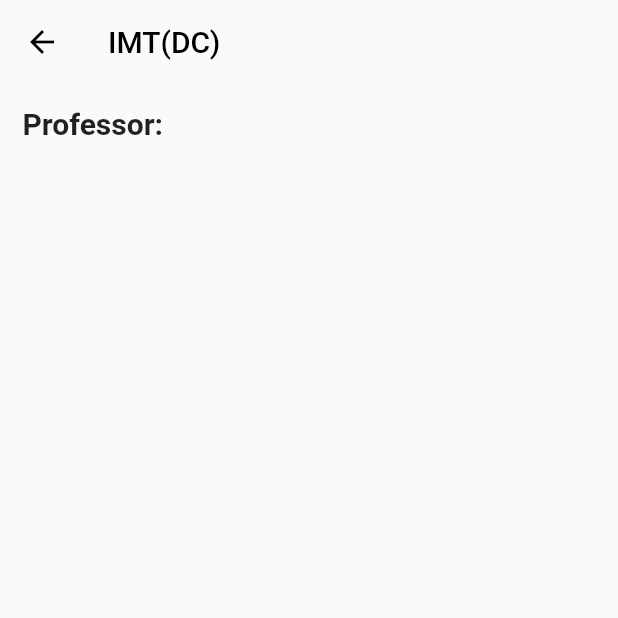
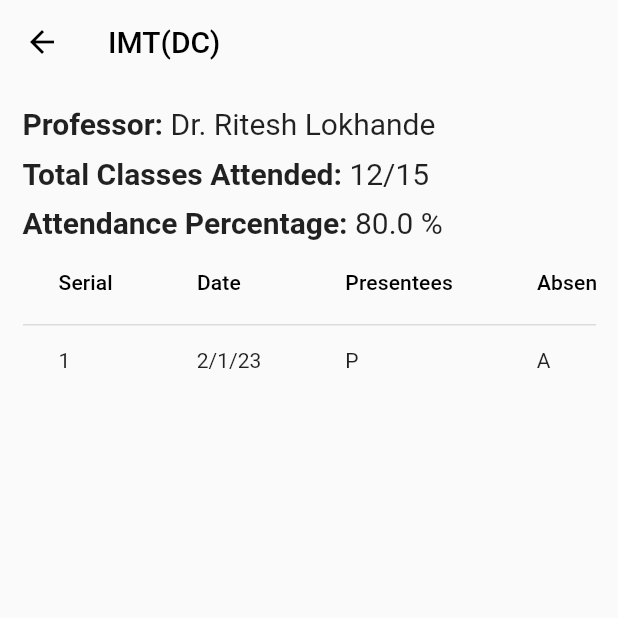
Before and after one commit to jaivsh/Attendance-app-for-department, a Flutter app: the MainScreen1 screen opened directly, on a phone screen of 412 x 824 dp, the top half of it. Run offline on Flutter 3.47's test engine with Material 2 defaults, Android fonts, the phone set to English and light mode, and no system bars; our stand-ins replace carousel_slider, cloud_firestore, flutter_swiper, splashscreen; accounts and stored records are empty.

Commit message:
Added more

```diff
--- a/lib/mainstuff.dart
+++ b/lib/mainstuff.dart
@@ -24,11 +24,83 @@ class _MainScreenState extends State<MainScreen1> {
         child: Column(
           mainAxisAlignment: MainAxisAlignment.start,
           crossAxisAlignment: CrossAxisAlignment.center,
-          children: const [
-            Text(
-              'Professor: ',
-              style: TextStyle(fontWeight: FontWeight.bold, fontSize: 20),
+          children: [
+            Row(
+              mainAxisAlignment: MainAxisAlignment.start,
+              crossAxisAlignment: CrossAxisAlignment.start,
+              children: const [
+                Text(
+                  'Professor:',
+                  style: TextStyle(fontWeight: FontWeight.bold, fontSize: 20),
+                ),
+                Text(
+                  ' Dr. Ritesh Lokhande',
+                  style: TextStyle(fontSize: 20),
+                )
+              ],
             ),
+            Container(
+                padding: const EdgeInsets.only(top: 10),
+                child: Row(
+                  mainAxisAlignment: MainAxisAlignment.start,
+                  crossAxisAlignment: CrossAxisAlignment.start,
+                  children: const [
+                    Text(
+                      'Total Classes Attended:',
+                      style:
+                          TextStyle(fontWeight: FontWeight.bold, fontSize: 20),
+                    ),
+                    Text(
+                      ' 12/15',
+                      style: TextStyle(fontSize: 20),
+                    )
+                  ],
+                )),
+            Container(
+                padding: const EdgeInsets.only(top: 10),
+                child: Row(
+                  mainAxisAlignment: MainAxisAlignment.start,
+                  crossAxisAlignment: CrossAxisAlignment.start,
+                  children: const [
+                    Text(
+                      'Attendance Percentage:',
+                      style:
+                          TextStyle(fontWeight: FontWeight.bold, fontSize: 20),
+                    ),
+                    Text(
+                      ' 80.0 %',
+                      style: TextStyle(fontSize: 20),
+                    )
+                  ],
+                )),
+            Flexible(
+                child: SingleChildScrollView(
+                    scrollDirection: Axis.horizontal,
+                    child: DataTable(columns: const [
+                      DataColumn(
+                        label: Text('Serial'),
+                      ),
+                      DataColumn(
+                        label: Text('Date'),
+                      ),
+                      DataColumn(
+                        label: Text('Presentees'),
+                      ),
+                      DataColumn(
+                        label: Text('Absentees'),
+                      ),
+                      DataColumn(
+                        label: Text('Time of Attendance'),
+                      ),
+                    ], rows: const [
+                      DataRow(cells: [
+                        DataCell(Text('1')),
+                        DataCell(Text('2/1/23')),
+                        DataCell(Text('P')),
+                        DataCell(Text('A')),
+                        DataCell(Text('12:29:12 PM'))
+                      ])
+                    ])))
           ],
         ),
       ),
```
